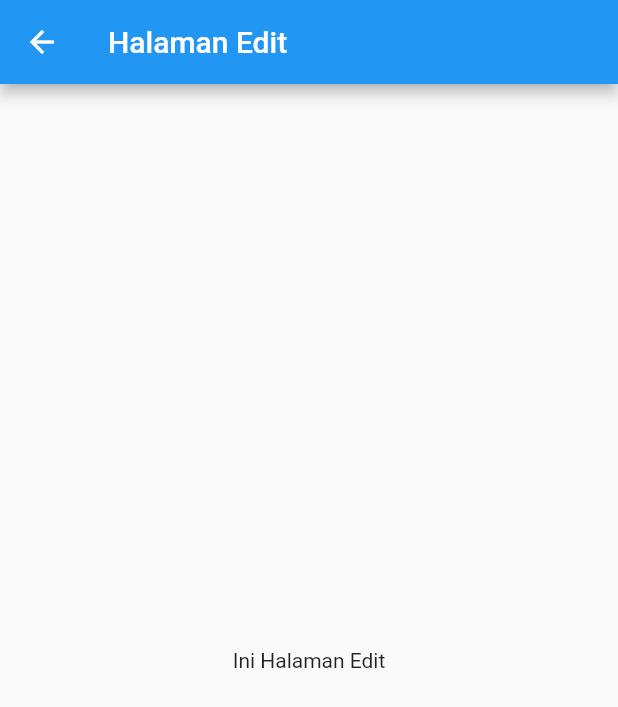
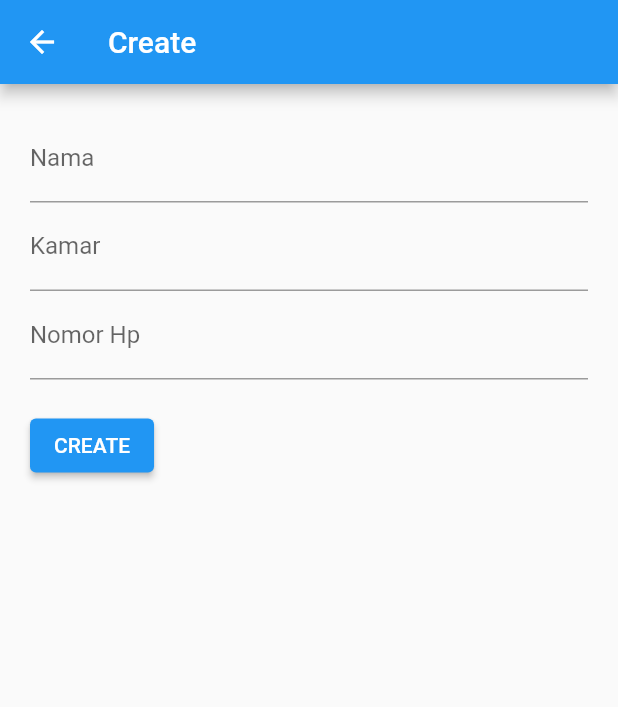
Before and after one commit to fiqih021/My-Kost, a Flutter app: the EditData screen opened by its route, on a phone screen of 412 x 824 dp. Shown: the top 707 px of the screen. Run offline on Flutter 3.47's test engine with Material 2 defaults, Android fonts, the phone set to English and light mode, and no system bars; our stand-ins replace cloud_firestore, firebase_core; accounts and stored records are empty.

Commit message:
done create page

```diff
--- a/lib/pages/create.dart
+++ b/lib/pages/create.dart
@@ -33,18 +33,31 @@ class _CreateDataState extends State<CreateData> {
               ),
             ),
             TextField(
-              controller: _namaController,
+              controller: _kamarController,
               decoration: const InputDecoration(
                 labelText: "Kamar",
               ),
             ),
             TextField(
-              controller: _namaController,
+              controller: _hpController,
               keyboardType: TextInputType.phone,
               decoration: const InputDecoration(
                 labelText: "Nomor Hp",
               ),
             ),
+            const SizedBox(
+              height: 20,
+            ),
+            ElevatedButton(
+                onPressed: () {
+                  final String nama = _namaController.text;
+                  final String kamar = _kamarController.text;
+                  final String hp = _hpController.text;
+
+                  _penghuni.add({"nama": nama, "kamar": kamar, "hp": hp});
+                  Navigator.pop(context);
+                },
+                child: const Text('CREATE'))
           ],
         ),
       ),
--- a/lib/pages/edit.dart
+++ b/lib/pages/edit.dart
@@ -1,3 +1,4 @@
+import 'package:cloud_firestore/cloud_firestore.dart';
 import 'package:flutter/material.dart';
 
 class EditData extends StatefulWidget {
@@ -8,13 +9,58 @@ class EditData extends StatefulWidget {
 }
 
 class _EditDataState extends State<EditData> {
+  final CollectionReference _penghuni =
+      FirebaseFirestore.instance.collection('penghuni');
+  final TextEditingController _namaController = TextEditingController();
+  final TextEditingController _kamarController = TextEditingController();
+  final TextEditingController _hpController = TextEditingController();
   @override
   Widget build(BuildContext context) {
     return Scaffold(
       appBar: AppBar(
-        title: const Text('Halaman Edit'),
+        title: const Text('Create'),
       ),
-      body: const Center(child: Text('Ini Halaman Edit')),
+      body: Padding(
+        padding: const EdgeInsets.all(20),
+        child: Column(
+          mainAxisSize: MainAxisSize.min,
+          crossAxisAlignment: CrossAxisAlignment.start,
+          children: [
+            TextField(
+              controller: _namaController,
+              decoration: const InputDecoration(
+                labelText: "Nama",
+              ),
+            ),
+            TextField(
+              controller: _kamarController,
+              decoration: const InputDecoration(
+                labelText: "Kamar",
+              ),
+            ),
+            TextField(
+              controller: _hpController,
+              keyboardType: TextInputType.phone,
+              decoration: const InputDecoration(
+                labelText: "Nomor Hp",
+              ),
+            ),
+            const SizedBox(
+              height: 20,
+            ),
+            ElevatedButton(
+                onPressed: () {
+                  final String nama = _namaController.text;
+                  final String kamar = _kamarController.text;
+                  final String hp = _hpController.text;
+
+                  _penghuni.add({"nama": nama, "kamar": kamar, "hp": hp});
+                  Navigator.pop(context);
+                },
+                child: const Text('CREATE'))
+          ],
+        ),
+      ),
     );
   }
 }
```
